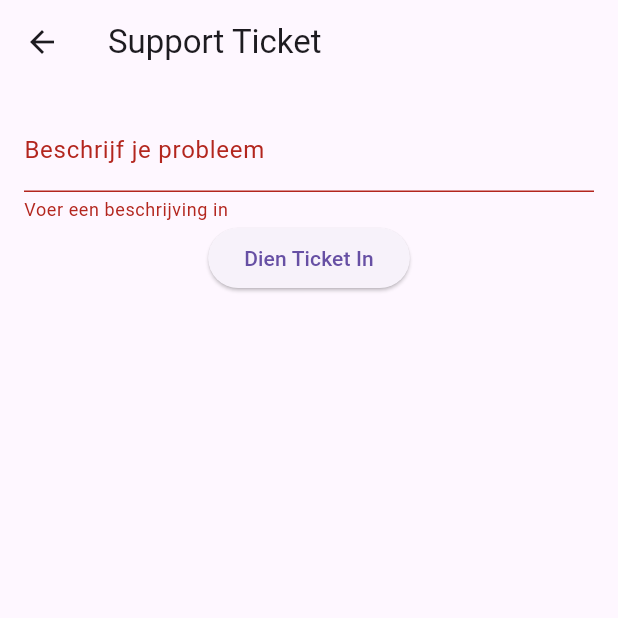
After one commit to AboveColin/MobileAppDev, a Flutter app: the SupportTicketScreen screen opened directly, after a tap on "Dien Ticket In", on a phone screen of 412 x 824 dp, the top half of it. The commit adds this screen. Run offline on Flutter 3.47's test engine with Material 3 defaults, Android fonts, the phone set to English and light mode, and no system bars; our stand-ins replace connectivity_plus, flutter_image_compress, flutter_local_notifications, flutter_map, flutter_secure_storage, geolocator and 3 more; missing offline and left inert: flutter_animator; accounts and stored records are empty; network calls fail.

Commit message:
Nieuwe CarList en bijna Ticket Support!

```diff
--- a/lib/views/Authentication/RegistrationScreen.dart
+++ b/lib/views/Authentication/RegistrationScreen.dart
@@ -23,6 +23,7 @@ class _RegistrationScreenState extends State<RegistrationScreen> {
   DateTime _birthDate = DateTime.now();
   final ApiService _apiService = ApiService();
 
+  // ignore: unused_field
   bool _darkMode = false;
 
   void _updateTheme(bool isDarkMode) {
--- /dev/null
+++ b/lib/views/SupportTicketScreen.dart
@@ -0,0 +1,77 @@
+import 'package:flutter/material.dart';
+import 'package:http/http.dart' as http;
+import 'dart:convert';
+
+class SupportTicketScreen extends StatefulWidget {
+  @override
+  _SupportTicketScreenState createState() => _SupportTicketScreenState();
+}
+
+class _SupportTicketScreenState extends State<SupportTicketScreen> {
+  final _formKey = GlobalKey<FormState>();
+  String _issueDescription = '';
+
+  Future<void> _submitTicket() async {
+    if (_formKey.currentState!.validate()) {
+      // Stuur data naar de backend
+      var response = await http.post(
+        Uri.parse('https://jouwbackend/api/tickets'),
+        headers: <String, String>{
+          'Content-Type': 'application/json; charset=UTF-8',
+        },
+        body: jsonEncode(<String, String>{
+          'description': _issueDescription,
+        }),
+      );
+
+      if (response.statusCode == 200) {
+        // Success
+        ScaffoldMessenger.of(context).showSnackBar(
+          SnackBar(content: Text('Ticket succesvol ingediend')),
+        );
+      } else {
+        // Error
+        ScaffoldMessenger.of(context).showSnackBar(
+          SnackBar(content: Text('Fout bij het indienen van ticket')),
+        );
+      }
+    }
+  }
+
+  @override
+  Widget build(BuildContext context) {
+    return Scaffold(
+      appBar: AppBar(
+        title: Text('Support Ticket'),
+      ),
+      body: Padding(
+        padding: EdgeInsets.all(16.0),
+        child: Form(
+          key: _formKey,
+          child: Column(
+            children: <Widget>[
+              TextFormField(
+                decoration: InputDecoration(
+                  labelText: 'Beschrijf je probleem',
+                ),
+                onSaved: (value) {
+                  _issueDescription = value!;
+                },
+                validator: (value) {
+                  if (value == null || value.isEmpty) {
+                    return 'Voer een beschrijving in';
+                  }
+                  return null;
+                },
+              ),
+              ElevatedButton(
+                onPressed: _submitTicket,
+                child: Text('Dien Ticket In'),
+              ),
+            ],
+          ),
+        ),
+      ),
+    );
+  }
+}
```
Also changed, not shown: lib/views/CarList.dart (+150 -32 lines), lib/views/FAQ_Screen.dart (+16 -1 lines).
